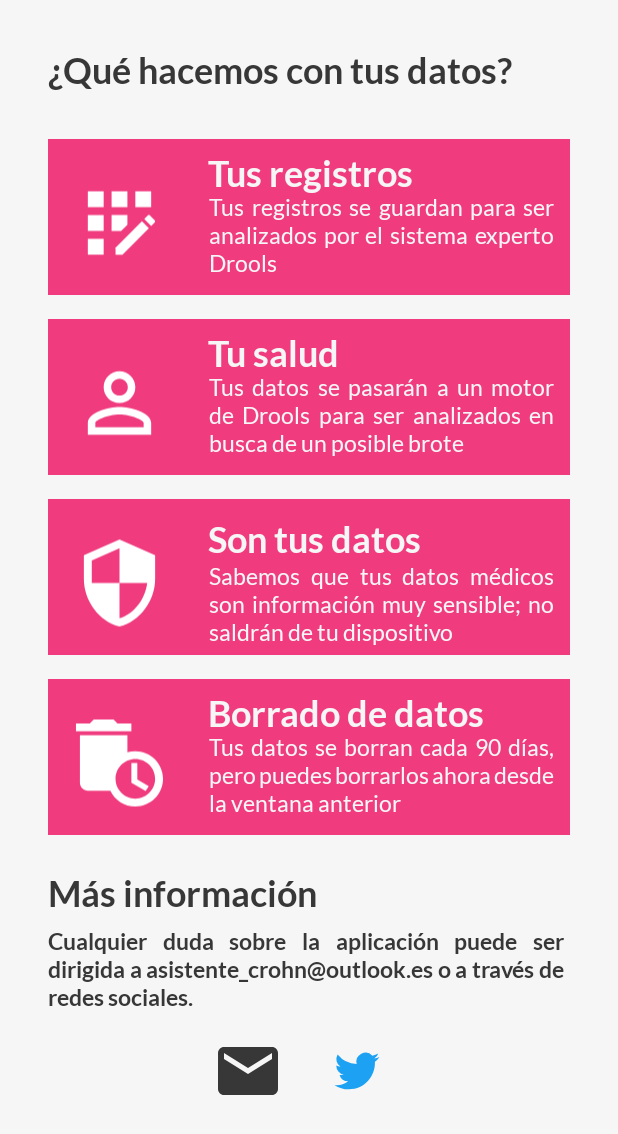
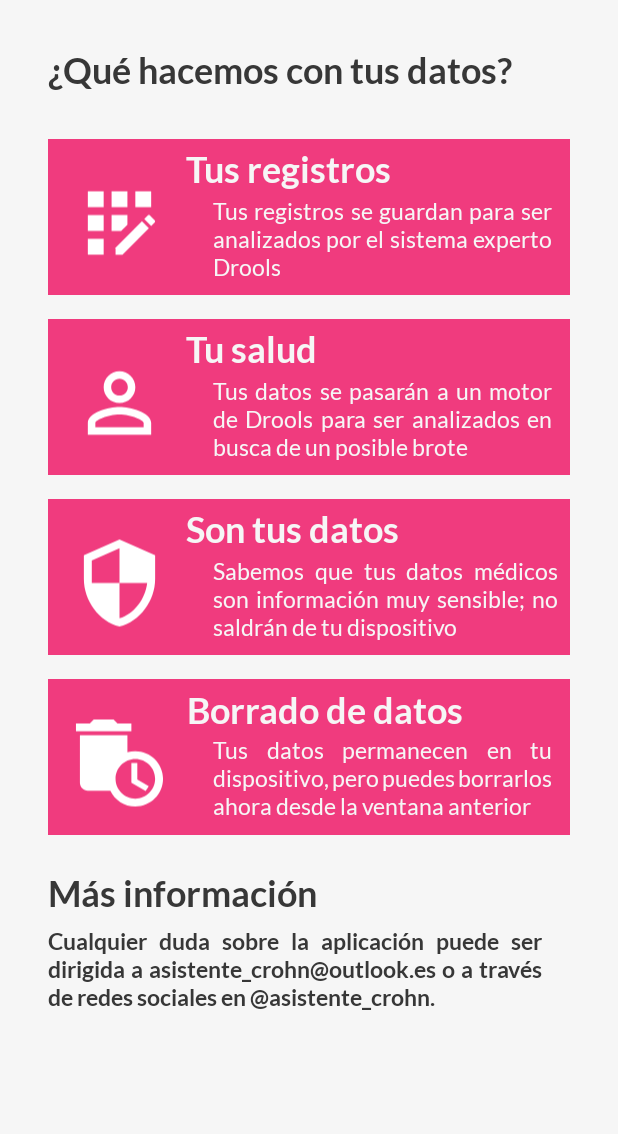
Before and after one commit to albertoruibalojea/Asistente_Crohn, an Android app: the fragment PrivacyFragment placed in its activity, on a phone screen of 412 x 824 dp. Shown: the top 1134 px of the screen. Run offline under Robolectric (Android 15) with nearby library versions, the light colour scheme and no system bars; our stand-ins replace Room's generated code.

Commit message:
privacy view fully working

```diff
--- a/app/src/main/java/com/aro/asistente_crohn/ui/PrivacyFragment.java
+++ b/app/src/main/java/com/aro/asistente_crohn/ui/PrivacyFragment.java
@@ -1,9 +1,14 @@
 package com.aro.asistente_crohn.ui;
 
+import android.content.Context;
+import android.content.Intent;
+import android.net.Uri;
 import android.os.Bundle;
 import android.view.LayoutInflater;
 import android.view.View;
 import android.view.ViewGroup;
+import android.widget.ImageView;
+import android.widget.TextView;
 
 import androidx.fragment.app.Fragment;
 import androidx.annotation.NonNull;
--- a/app/src/main/res/layout/fragment_privacy.xml
+++ b/app/src/main/res/layout/fragment_privacy.xml
@@ -45,6 +45,7 @@
             android:id="@+id/text_1"
             android:layout_width="194dp"
             android:layout_height="wrap_content"
+            android:layout_marginStart="8dp"
             android:layout_marginTop="8dp"
             android:layout_marginEnd="8dp"
             android:layout_weight="1"
@@ -55,10 +56,12 @@
             android:text="Tus registros"
             android:textColor="?attr/colorSurface"
             android:textSize="24sp"
+            app:layout_constraintBottom_toTopOf="@+id/text_12"
             app:layout_constraintEnd_toEndOf="parent"
-            app:layout_constraintHorizontal_bias="0.409"
+            app:layout_constraintHorizontal_bias="0.08"
             app:layout_constraintStart_toEndOf="@+id/img1"
-            app:layout_constraintTop_toTopOf="parent" />
+            app:layout_constraintTop_toTopOf="parent"
+            app:layout_constraintVertical_bias="0.0" />
 
         <ImageView
             android:id="@+id/img1"
@@ -77,7 +80,7 @@
             android:id="@+id/text_12"
             android:layout_width="230dp"
             android:layout_height="wrap_content"
-            android:layout_marginTop="8dp"
+            android:layout_marginStart="8dp"
             android:layout_marginEnd="8dp"
             android:layout_marginBottom="8dp"
             android:layout_weight="1"
@@ -86,15 +89,15 @@
             android:gravity="left"
             android:justificationMode="inter_word"
             android:paddingBottom="4dp"
+            android:paddingEnd="4dp"
             android:text="Tus registros se guardan para ser analizados por el sistema experto Drools"
             android:textColor="?attr/colorSurface"
             android:textSize="15sp"
             app:layout_constraintBottom_toBottomOf="parent"
             app:layout_constraintEnd_toEndOf="parent"
-            app:layout_constraintHorizontal_bias="0.913"
+            app:layout_constraintHorizontal_bias="1.0"
             app:layout_constraintStart_toEndOf="@+id/img1"
-            app:layout_constraintTop_toBottomOf="@+id/text_1"
-            app:layout_constraintVertical_bias="1.0" />
+            app:layout_constraintTop_toBottomOf="@+id/text_1" />
 
     </androidx.constraintlayout.widget.ConstraintLayout>
 
@@ -117,6 +120,7 @@
             android:id="@+id/text_2"
             android:layout_width="194dp"
             android:layout_height="wrap_content"
+            android:layout_marginStart="8dp"
             android:layout_marginTop="8dp"
             android:layout_marginEnd="8dp"
             android:layout_weight="1"
@@ -127,10 +131,12 @@
             android:text="Tu salud"
             android:textColor="?attr/colorSurface"
             android:textSize="24sp"
+            app:layout_constraintBottom_toTopOf="@+id/textView13"
             app:layout_constraintEnd_toEndOf="parent"
-            app:layout_constraintHorizontal_bias="0.409"
+            app:layout_constraintHorizontal_bias="0.08"
             app:layout_constraintStart_toEndOf="@+id/img2"
-            app:layout_constraintTop_toTopOf="parent" />
+            app:layout_constraintTop_toTopOf="parent"
+            app:layout_constraintVertical_bias="0.0" />
 
         <ImageView
             android:id="@+id/img2"
@@ -146,9 +152,10 @@
             app:srcCompat="@drawable/ic_baseline_person_outline_24" />
 
         <TextView
+            android:id="@+id/textView13"
             android:layout_width="230dp"
             android:layout_height="wrap_content"
-            android:layout_marginTop="8dp"
+            android:layout_marginStart="8dp"
             android:layout_marginEnd="8dp"
             android:layout_marginBottom="8dp"
             android:layout_weight="1"
@@ -157,12 +164,13 @@
             android:gravity="left"
             android:justificationMode="inter_word"
             android:paddingBottom="4dp"
+            android:paddingEnd="4dp"
             android:text="Tus datos se pasarán a un motor de Drools para ser analizados en busca de un posible brote"
             android:textColor="?attr/colorSurface"
             android:textSize="15sp"
             app:layout_constraintBottom_toBottomOf="parent"
             app:layout_constraintEnd_toEndOf="parent"
-            app:layout_constraintHorizontal_bias="0.913"
+            app:layout_constraintHorizontal_bias="1.0"
             app:layout_constraintStart_toEndOf="@+id/img2"
             app:layout_constraintTop_toBottomOf="@+id/text_2"
             app:layout_constraintVertical_bias="1.0" />
@@ -188,7 +196,8 @@
             android:id="@+id/text_3"
             android:layout_width="194dp"
             android:layout_height="wrap_content"
-            android:layout_marginTop="12dp"
+            android:layout_marginStart="8dp"
+            android:layout_marginTop="8dp"
             android:layout_marginEnd="8dp"
             android:layout_weight="1"
             android:contentDescription="Son tus datos"
@@ -198,10 +207,12 @@
             android:text="Son tus datos"
             android:textColor="?attr/colorSurface"
             android:textSize="24sp"
+            app:layout_constraintBottom_toTopOf="@+id/textView16"
             app:layout_constraintEnd_toEndOf="parent"
-            app:layout_constraintHorizontal_bias="0.409"
+            app:layout_constraintHorizontal_bias="0.08"
             app:layout_constraintStart_toEndOf="@+id/img3"
-            app:layout_constraintTop_toTopOf="parent" />
+            app:layout_constraintTop_toTopOf="parent"
+            app:layout_constraintVertical_bias="0.0" />
 
         <ImageView
             android:id="@+id/img3"
@@ -217,9 +228,10 @@
             app:srcCompat="@drawable/ic_baseline_security_24" />
 
         <TextView
+            android:id="@+id/textView16"
             android:layout_width="230dp"
             android:layout_height="wrap_content"
-            android:layout_marginTop="8dp"
+            android:layout_marginStart="8dp"
             android:layout_marginEnd="8dp"
             android:layout_marginBottom="8dp"
             android:layout_weight="1"
@@ -233,10 +245,10 @@
             android:textSize="15sp"
             app:layout_constraintBottom_toBottomOf="parent"
             app:layout_constraintEnd_toEndOf="parent"
-            app:layout_constraintHorizontal_bias="0.913"
+            app:layout_constraintHorizontal_bias="1.0"
             app:layout_constraintStart_toEndOf="@+id/img3"
             app:layout_constraintTop_toBottomOf="@+id/text_3"
-            app:layout_constraintVertical_bias="0.666" />
+            app:layout_constraintVertical_bias="1.0" />
 
     </androidx.constraintlayout.widget.ConstraintLayout>
 
@@ -259,6 +271,7 @@
             android:id="@+id/text_4"
             android:layout_width="194dp"
             android:layout_height="32dp"
+            android:layout_marginStart="8dp"
             android:layout_marginTop="8dp"
             android:layout_marginEnd="8dp"
             android:layout_weight="1"
@@ -269,10 +282,12 @@
             android:text="Borrado de datos"
             android:textColor="?attr/colorSurface"
             android:textSize="24sp"
+            app:layout_constraintBottom_toTopOf="@+id/textView17"
             app:layout_constraintEnd_toEndOf="parent"
-            app:layout_constraintHorizontal_bias="0.409"
+            app:layout_constraintHorizontal_bias="0.086"
             app:layout_constraintStart_toEndOf="@+id/img4"
-            app:layout_constraintTop_toTopOf="parent" />
+            app:layout_constraintTop_toTopOf="parent"
+            app:layout_constraintVertical_bias="0.0" />
 
         <ImageView
             android:id="@+id/img4"
@@ -288,23 +303,25 @@
             app:srcCompat="@drawable/ic_baseline_auto_delete_24" />
 
         <TextView
+            android:id="@+id/textView17"
             android:layout_width="230dp"
             android:layout_height="wrap_content"
-            android:layout_marginTop="8dp"
+            android:layout_marginStart="8dp"
             android:layout_marginEnd="8dp"
             android:layout_marginBottom="8dp"
             android:layout_weight="1"
-            android:contentDescription="Tus datos se borran cada 90 días, pero puedes borrarlos ahora desde la ventana anterior"
+            android:contentDescription="Tus datos permanecen en tu dispositivo, pero puedes borrarlos ahora desde la ventana anterior"
             android:fontFamily="@font/regular"
             android:gravity="left"
             android:justificationMode="inter_word"
             android:paddingBottom="4dp"
-            android:text="Tus datos se borran cada 90 días, pero puedes borrarlos ahora desde la ventana anterior"
+            android:paddingEnd="4dp"
+            android:text="Tus datos permanecen en tu dispositivo, pero puedes borrarlos ahora desde la ventana anterior"
             android:textColor="?attr/colorSurface"
             android:textSize="15sp"
             app:layout_constraintBottom_toBottomOf="parent"
             app:layout_constraintEnd_toEndOf="parent"
-            app:layout_constraintHorizontal_bias="0.913"
+            app:layout_constraintHorizontal_bias="1.0"
             app:layout_constraintStart_toEndOf="@+id/img4"
             app:layout_constraintTop_toBottomOf="@+id/text_4"
             app:layout_constraintVertical_bias="1.0" />
@@ -331,14 +348,14 @@
 
     <TextView
         android:id="@+id/textView15"
-        android:layout_width="344dp"
-        android:layout_height="wrap_content"
+        android:layout_width="329dp"
+        android:layout_height="55dp"
         android:layout_marginStart="32dp"
         android:layout_marginTop="8dp"
         android:layout_marginEnd="32dp"
         android:fontFamily="@font/bold"
         android:justificationMode="inter_word"
-        android:text="Cualquier duda sobre la aplicación puede ser dirigida a asistente_crohn@outlook.es o a través de redes sociales."
+        android:text="Cualquier duda sobre la aplicación puede ser dirigida a asistente_crohn@outlook.es o a través de redes sociales en @asistente_crohn."
         android:textColor="?attr/itemTextColor"
         android:textSize="15sp"
         app:layout_constraintBottom_toBottomOf="parent"
@@ -348,31 +365,5 @@
         app:layout_constraintTop_toBottomOf="@+id/textView14"
         app:layout_constraintVertical_bias="0.0" />
 
-    <ImageView
-        android:id="@+id/imageEmail"
-        android:layout_width="48dp"
-        android:layout_height="48dp"
-        android:layout_marginStart="141dp"
-        android:layout_marginTop="16dp"
-        android:layout_marginBottom="32dp"
-        android:src="@drawable/ic_baseline_email_24"
-        app:layout_constraintBottom_toBottomOf="parent"
-        app:layout_constraintStart_toStartOf="parent"
-        app:layout_constraintTop_toBottomOf="@+id/textView15"
-        app:layout_constraintVertical_bias="0.0" />
-
-    <ImageView
-        android:id="@+id/imageTwitter"
-        android:layout_width="48dp"
-        android:layout_height="48dp"
-        android:layout_marginTop="16dp"
-        android:layout_marginEnd="150dp"
-        android:layout_marginBottom="32dp"
-        android:src="@drawable/twitter_logo_blue"
-        app:layout_constraintBottom_toBottomOf="parent"
-        app:layout_constraintEnd_toEndOf="parent"
-        app:layout_constraintTop_toBottomOf="@+id/textView15"
-        app:layout_constraintVertical_bias="0.0" />
-
 
 </androidx.constraintlayout.widget.ConstraintLayout>
```
